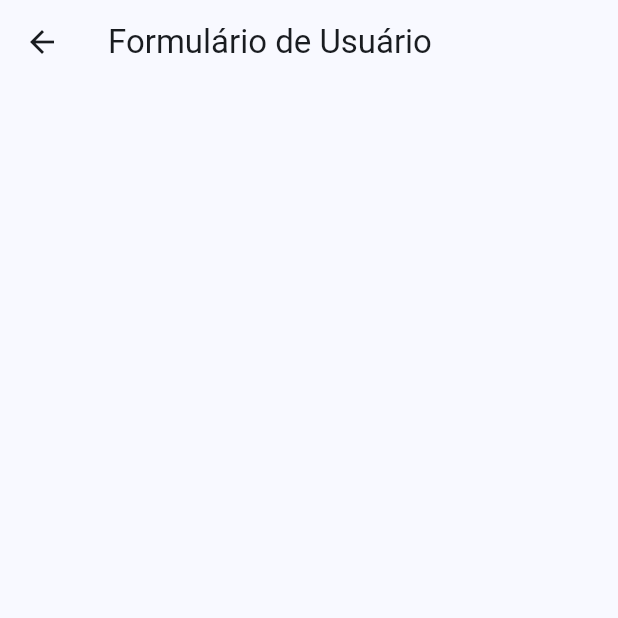
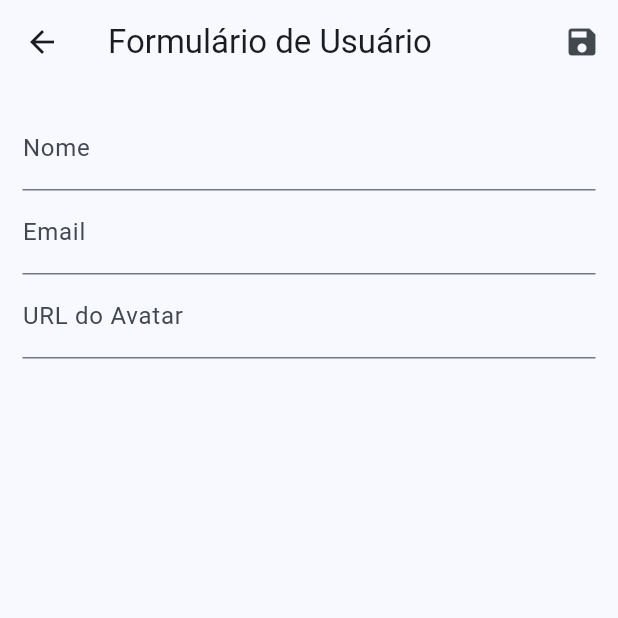
Before and after one commit to Mauricio-Lourenco/Flutter-Register-System, a Flutter app: the UserForm screen opened by its route, on a phone screen of 412 x 824 dp, the top half of it. Run offline on Flutter 3.47's test engine with Material 3 defaults, Android fonts, the phone set to English and light mode, and no system bars; network calls fail.

Commit message:
Alterar Usuário

```diff
--- a/lib/views/user_form.dart
+++ b/lib/views/user_form.dart
@@ -1,11 +1,71 @@
 import 'package:flutter/material.dart';
+import 'package:flutter_crud/models/user.dart';
+import 'package:flutter_crud/provider/users.dart';
+import 'package:provider/provider.dart';
 
 class UserForm extends StatelessWidget {
+  final _form = GlobalKey<FormState>();
+  final Map<String, String?> _formData = {};
+
   @override
   Widget build(BuildContext context) {
     return Scaffold(
       appBar: AppBar(
         title: Text('Formulário de Usuário'),
+        actions: <Widget>[
+          IconButton(
+            icon: Icon(Icons.save),
+            onPressed: () {
+              final isValid = _form.currentState?.validate();
+
+              if (isValid == true) {
+                _form.currentState?.save();
+
+                Provider.of<Users>(context, listen: false).put(
+                  User(
+                    id: _formData['id'],
+                    name: _formData['name']!,
+                    email: _formData['email']!,
+                    avatarUrl: _formData['avatarUrl'],
+                  ),
+                );
+
+                Navigator.of(context).pop();
+              }
+            },
+          ),
+        ],
+      ),
+      body: Padding(
+        padding: EdgeInsets.all(15),
+        child: Form(
+          key: _form,
+          child: Column(
+            children: <Widget>[
+              TextFormField(
+                decoration: InputDecoration(labelText: 'Nome'),
+                validator: (value) {
+                  if (value == null || value.trim().isEmpty) {
+                    return 'Nome inválido';
+                  }
+                  if (value.trim().length < 3) {
+                    return 'Mínimo de três caracteres requeridos';
+                  }
+                  return null;
+                },
+                onSaved: (value) => _formData['name'] = value,
+              ),
+              TextFormField(
+                decoration: InputDecoration(labelText: 'Email'),
+                onSaved: (value) => _formData['email'] = value,
+              ),
+              TextFormField(
+                decoration: InputDecoration(labelText: 'URL do Avatar'),
+                onSaved: (value) => _formData['avatarUrl'] = value,
+              ),
+            ],
+          ),
+        ),
       ),
     );
   }
```
